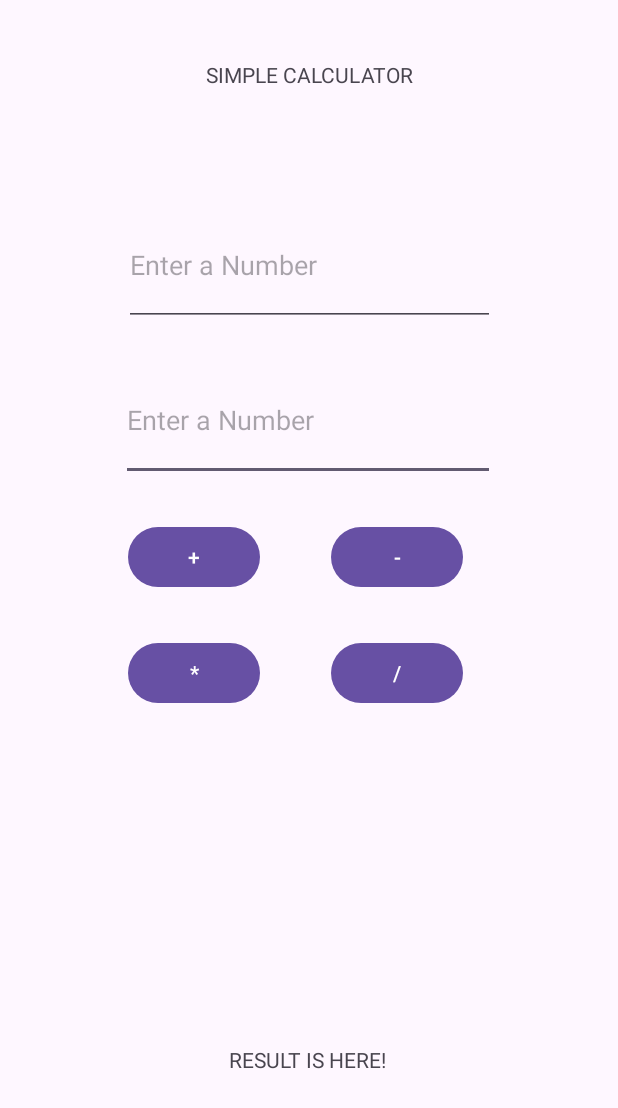
After one commit to adiluexe/elec1-compilation, an Android app: the Calculator screen opened directly, with no data from a screen before it, on a phone screen of 412 x 824 dp. The commit adds this screen. Shown: the top 1108 px of the screen. Run offline under Robolectric (Android 15) with nearby library versions, the phone set to English and light mode, and no system bars.

Commit message:
Add Calculator

```diff
--- a/app/src/main/AndroidManifest.xml
+++ b/app/src/main/AndroidManifest.xml
@@ -12,8 +12,8 @@
     <uses-permission android:name="android.permission.INTERNET" />
     <uses-permission android:name="android.permission.POST_NOTIFICATIONS" />
     <uses-permission android:name="android.permission.CAMERA" />
-    <uses-permission android:name="android.permission.SEND_SMS"/>
-    <uses-permission android:name="android.permission.CALL_PHONE"/>
+    <uses-permission android:name="android.permission.SEND_SMS" />
+    <uses-permission android:name="android.permission.CALL_PHONE" />
 
     <application
         android:allowBackup="true"
@@ -47,7 +47,8 @@
         <activity android:name=".guided_exercises.EleventhGuidedExerciseDragNDrop" />
         <activity android:name=".guided_exercises.NotificationAndBroadcastReciever" />
         <activity android:name=".guided_exercises.EmailandCamera" />
-        <activity android:name=".guided_exercises.SMSandPhoneCall"/>
+        <activity android:name=".guided_exercises.SMSandPhoneCall" />
+        <activity android:name=".machine_problems.Calculator"/>
     </application>
 
 </manifest>
--- a/app/src/main/java/com/example/elec1compilation/MainActivity.java
+++ b/app/src/main/java/com/example/elec1compilation/MainActivity.java
@@ -21,6 +21,7 @@ import com.example.elec1compilation.guided_exercises.SMSandPhoneCall;
 import com.example.elec1compilation.guided_exercises.SecondGuidedExercise;
 import com.example.elec1compilation.guided_exercises.TenthGuidedExercise;
 import com.example.elec1compilation.guided_exercises.ThirdGuidedExercise;
+import com.example.elec1compilation.machine_problems.Calculator;
 
 import java.util.ArrayList;
 import java.util.List;
@@ -54,6 +55,7 @@ public class MainActivity extends AppCompatActivity {
 
         // Machine Problems Section
         exerciseItems.add("Machine Problems");
+        exerciseItems.add(new ExerciseItem("Calculator", "Machine Problems", Calculator.class));
 //        exerciseItems.add(new ExerciseItem("Calculator", "Machine Problem", DataProcessingActivity.class));
 
         // Add more machine problems...
--- /dev/null
+++ b/app/src/main/java/com/example/elec1compilation/machine_problems/Calculator.java
@@ -0,0 +1,100 @@
+package com.example.elec1compilation.machine_problems;
+
+import androidx.appcompat.app.AppCompatActivity;
+
+import android.graphics.Color;
+import android.os.Bundle;
+import android.view.View;
+import android.widget.Button;
+import android.widget.TextView;
+
+import com.example.elec1compilation.R;
+
+public class Calculator extends AppCompatActivity {
+
+    TextView firstnum,secondnum,result;
+    Button add,diff,prod,quo;
+    Double FirstNum;
+    Double SecondNum;
+    Double Result;
+
+    @Override
+    protected void onCreate(Bundle savedInstanceState) {
+        super.onCreate(savedInstanceState);
+        setContentView(R.layout.activity_calculatormp);
+
+        result = findViewById(R.id.tvResult);
+        firstnum = findViewById(R.id.etFirstNumber);
+        secondnum = findViewById(R.id.etSecondNumber);
+        add = findViewById(R.id.btnAdd);
+        diff = findViewById(R.id.btnDiff);
+        prod = findViewById(R.id.btnProd);
+        quo = findViewById(R.id.btnQuo);
+
+        computeTotal();
+    }
+
+    public void computeTotal(){
+        add.setOnClickListener(new View.OnClickListener() {
+            @Override
+            public void onClick(View v) {
+                FirstNum = Double.parseDouble(firstnum.getText().toString());
+                SecondNum = Double.parseDouble(secondnum.getText().toString());
+                Result = FirstNum + SecondNum;
+                result.setText("The total sum is " + Result);
+                if (((double)Result) % 2 != 0){
+                    result.setTextColor(Color.RED);
+                }else {
+                    result.setTextColor(Color.BLUE);
+                }
+
+            }
+        });
+        diff.setOnClickListener(new View.OnClickListener() {
+            @Override
+            public void onClick(View v) {
+                FirstNum = Double.parseDouble(firstnum.getText().toString());
+                SecondNum = Double.parseDouble(secondnum.getText().toString());
+                Result = FirstNum - SecondNum;
+                result.setText("The difference is " + Result);
+                if (Result % 2 != 0){
+                    result.setTextColor(Color.RED);
+                }else {
+                    result.setTextColor(Color.BLUE);
+                }
+
+            }
+        });
+        prod.setOnClickListener(new View.OnClickListener() {
+            @Override
+            public void onClick(View v) {
+                FirstNum = Double.parseDouble(firstnum.getText().toString());
+                SecondNum = Double.parseDouble(secondnum.getText().toString());
+                Result = FirstNum * SecondNum;
+                result.setText("The product is " + Result);
+                if (Result % 2 != 0){
+                    result.setTextColor(Color.RED);
+                }else {
+                    result.setTextColor(Color.BLUE);
+                }
+
+            }
+        });
+        quo.setOnClickListener(new View.OnClickListener() {
+            @Override
+            public void onClick(View v) {
+                FirstNum = Double.parseDouble(firstnum.getText().toString());
+                SecondNum = Double.parseDouble(secondnum.getText().toString());
+                Result = FirstNum / SecondNum;
+                result.setText("The total quotient is " + Result);
+                if (Result % 2 != 0){
+                    result.setTextColor(Color.RED);
+                }else {
+                    result.setTextColor(Color.BLUE  );
+                }
+
+            }
+        });
+    }
+
+}
--- /dev/null
+++ b/app/src/main/res/layout/activity_calculatormp.xml
@@ -0,0 +1,106 @@
+<?xml version="1.0" encoding="utf-8"?>
+<androidx.constraintlayout.widget.ConstraintLayout xmlns:android="http://schemas.android.com/apk/res/android"
+    xmlns:app="http://schemas.android.com/apk/res-auto"
+    xmlns:tools="http://schemas.android.com/tools"
+    android:layout_width="match_parent"
+    android:layout_height="match_parent"
+    tools:context=".MainActivity">
+
+    <TextView
+        android:layout_width="wrap_content"
+        android:layout_height="wrap_content"
+        android:text="SIMPLE CALCULATOR"
+        app:layout_constraintBottom_toBottomOf="parent"
+        app:layout_constraintEnd_toEndOf="parent"
+        app:layout_constraintStart_toStartOf="parent"
+        app:layout_constraintTop_toTopOf="parent"
+        app:layout_constraintVertical_bias="0.05" />
+
+    <TextView
+        android:id="@+id/tvResult"
+        android:layout_width="wrap_content"
+        android:layout_height="wrap_content"
+        android:text="RESULT IS HERE!"
+        app:layout_constraintBottom_toBottomOf="parent"
+        app:layout_constraintEnd_toEndOf="parent"
+        app:layout_constraintHorizontal_bias="0.498"
+        app:layout_constraintStart_toStartOf="parent"
+        app:layout_constraintTop_toTopOf="parent"
+        app:layout_constraintVertical_bias="0.866" />
+
+    <EditText
+        android:id="@+id/etSecondNumber"
+        android:layout_width="249dp"
+        android:layout_height="81dp"
+        android:ems="10"
+        android:inputType="number"
+        android:hint="Enter a Number"
+        app:layout_constraintBottom_toBottomOf="parent"
+        app:layout_constraintEnd_toEndOf="parent"
+        app:layout_constraintHorizontal_bias="0.497"
+        app:layout_constraintStart_toStartOf="parent"
+        app:layout_constraintTop_toTopOf="parent"
+        app:layout_constraintVertical_bias="0.322" />
+
+    <EditText
+        android:id="@+id/etFirstNumber"
+        android:layout_width="247dp"
+        android:layout_height="81dp"
+        android:ems="10"
+        android:inputType="number"
+        android:hint="Enter a Number"
+        app:layout_constraintBottom_toBottomOf="parent"
+        app:layout_constraintEnd_toEndOf="parent"
+        app:layout_constraintStart_toStartOf="parent"
+        app:layout_constraintTop_toTopOf="parent"
+        app:layout_constraintVertical_bias="0.183" />
+
+    <Button
+        android:id="@+id/btnAdd"
+        android:layout_width="wrap_content"
+        android:layout_height="wrap_content"
+        android:text="+"
+        app:layout_constraintBottom_toBottomOf="parent"
+        app:layout_constraintEnd_toEndOf="parent"
+        app:layout_constraintHorizontal_bias="0.263"
+        app:layout_constraintStart_toStartOf="parent"
+        app:layout_constraintTop_toTopOf="parent"
+        app:layout_constraintVertical_bias="0.448" />
+
+    <Button
+        android:id="@+id/btnDiff"
+        android:layout_width="wrap_content"
+        android:layout_height="wrap_content"
+        android:text="-"
+        app:layout_constraintBottom_toBottomOf="parent"
+        app:layout_constraintEnd_toEndOf="parent"
+        app:layout_constraintHorizontal_bias="0.681"
+        app:layout_constraintStart_toStartOf="parent"
+        app:layout_constraintTop_toTopOf="parent"
+        app:layout_constraintVertical_bias="0.448" />
+
+    <Button
+        android:id="@+id/btnProd"
+        android:layout_width="wrap_content"
+        android:layout_height="wrap_content"
+        android:text="*"
+        app:layout_constraintBottom_toBottomOf="parent"
+        app:layout_constraintEnd_toEndOf="parent"
+        app:layout_constraintHorizontal_bias="0.263"
+        app:layout_constraintStart_toStartOf="parent"
+        app:layout_constraintTop_toTopOf="parent"
+        app:layout_constraintVertical_bias="0.547" />
+
+    <Button
+        android:id="@+id/btnQuo"
+        android:layout_width="wrap_content"
+        android:layout_height="wrap_content"
+        android:text="/"
+        app:layout_constraintBottom_toBottomOf="parent"
+        app:layout_constraintEnd_toEndOf="parent"
+        app:layout_constraintHorizontal_bias="0.681"
+        app:layout_constraintStart_toStartOf="parent"
+        app:layout_constraintTop_toTopOf="parent"
+        app:layout_constraintVertical_bias="0.547" />
+
+</androidx.constraintlayout.widget.ConstraintLayout>
```
